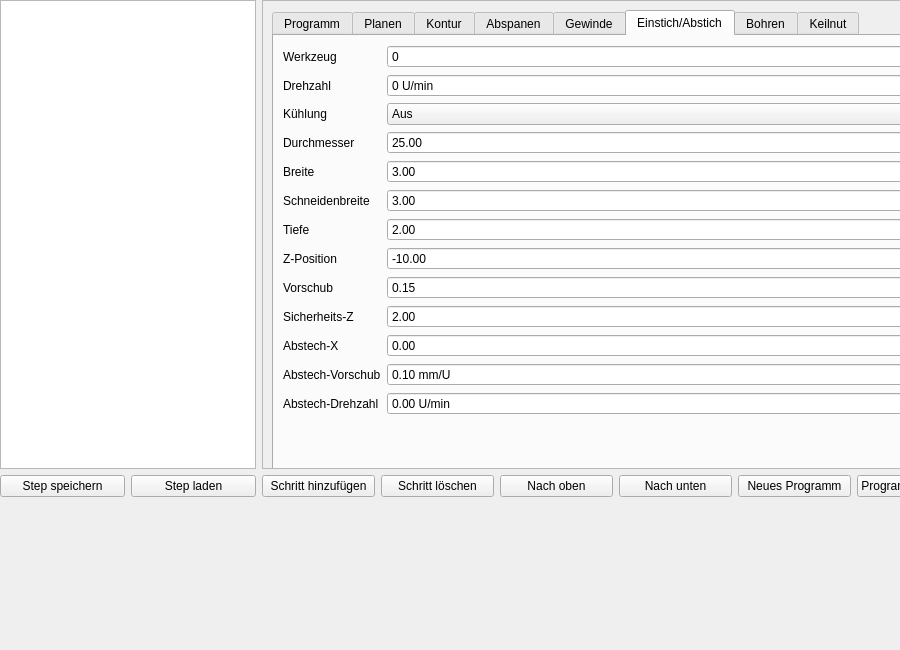
This is lathe_easystep.ui in peter-pan08/LatheEasyStep as Qt 5 draws it before an edit. The edited form follows.
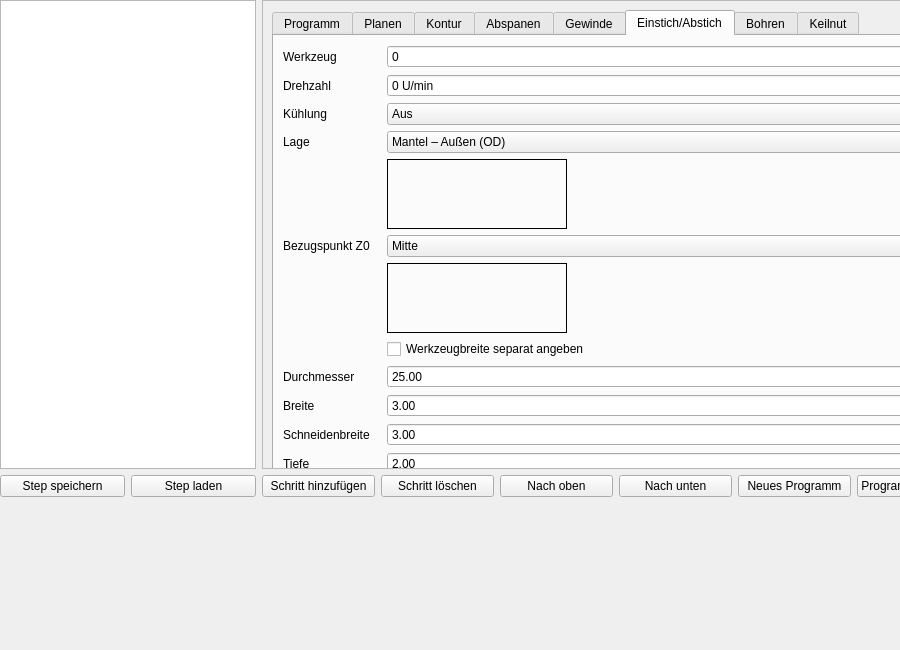
This is the edited form. The open tabs and pages were chosen to show the change. Custom widgets are drawn as their Qt base class.

The edit to the form file:
```diff
--- a/lathe_easystep.ui
+++ b/lathe_easystep.ui
@@ -2171,14 +2171,14 @@
                   </item>
                  </widget>
                 </item>
-                <item row="3" column="0">
+                <item row="8" column="0">
                  <widget class="QLabel" name="label_20">
                   <property name="text">
                    <string>Durchmesser</string>
                   </property>
                  </widget>
                 </item>
-                <item row="3" column="1">
+                <item row="8" column="1">
                  <widget class="QDoubleSpinBox" name="groove_diameter">
                   <property name="maximum">
                    <double>1000.000000000000000</double>
@@ -2188,14 +2188,14 @@
                   </property>
                  </widget>
                 </item>
-                <item row="4" column="0">
+                <item row="9" column="0">
                  <widget class="QLabel" name="label_21">
                   <property name="text">
                    <string>Breite</string>
                   </property>
                  </widget>
                 </item>
-                <item row="4" column="1">
+                <item row="9" column="1">
                  <widget class="QDoubleSpinBox" name="groove_width">
                   <property name="maximum">
                    <double>1000.000000000000000</double>
@@ -2205,14 +2205,14 @@
                   </property>
                  </widget>
                 </item>
-                <item row="5" column="0">
+                <item row="10" column="0">
                  <widget class="QLabel" name="label_groove_cutting_width">
                   <property name="text">
                    <string>Schneidenbreite</string>
                   </property>
                  </widget>
                 </item>
-                <item row="5" column="1">
+                <item row="10" column="1">
                  <widget class="QDoubleSpinBox" name="groove_cutting_width">
                   <property name="maximum">
                    <double>1000.000000000000000</double>
@@ -2222,14 +2222,14 @@
                   </property>
                  </widget>
                 </item>
-                <item row="6" column="0">
+                <item row="11" column="0">
                  <widget class="QLabel" name="label_22">
                   <property name="text">
                    <string>Tiefe</string>
                   </property>
                  </widget>
                 </item>
-                <item row="6" column="1">
+                <item row="11" column="1">
                  <widget class="QDoubleSpinBox" name="groove_depth">
                   <property name="maximum">
                    <double>1000.000000000000000</double>
@@ -2239,14 +2239,14 @@
                   </property>
                  </widget>
                 </item>
-                <item row="7" column="0">
+                <item row="12" column="0">
                  <widget class="QLabel" name="label_23">
                   <property name="text">
                    <string>Z-Position</string>
                   </property>
                  </widget>
                 </item>
-                <item row="7" column="1">
+                <item row="12" column="1">
                  <widget class="QDoubleSpinBox" name="groove_z">
                   <property name="minimum">
                    <double>-1000.000000000000000</double>
@@ -2259,14 +2259,14 @@
                   </property>
                  </widget>
                 </item>
-                <item row="8" column="0">
+                <item row="13" column="0">
                  <widget class="QLabel" name="label_24">
                   <property name="text">
                    <string>Vorschub</string>
                   </property>
                  </widget>
                 </item>
-                <item row="8" column="1">
+                <item row="13" column="1">
                  <widget class="QDoubleSpinBox" name="groove_feed">
                   <property name="maximum">
                    <double>1000.000000000000000</double>
@@ -2276,14 +2276,14 @@
                   </property>
                  </widget>
                 </item>
-                <item row="9" column="0">
+                <item row="14" column="0">
                  <widget class="QLabel" name="label_25">
                   <property name="text">
                    <string>Sicherheits-Z</string>
                   </property>
                  </widget>
                 </item>
-                <item row="9" column="1">
+                <item row="14" column="1">
                  <widget class="QDoubleSpinBox" name="groove_safe_z">
                   <property name="minimum">
                    <double>-1000.000000000000000</double>
@@ -2296,14 +2296,14 @@
                   </property>
                  </widget>
                 </item>
-                <item row="10" column="0">
+                <item row="15" column="0">
                  <widget class="QLabel" name="label_groove_reduced_feed_start_x">
                   <property name="text">
                    <string>Abstech-X</string>
                   </property>
                  </widget>
                 </item>
-                <item row="10" column="1">
+                <item row="15" column="1">
                  <widget class="QDoubleSpinBox" name="groove_reduced_feed_start_x">
                   <property name="minimum">
                    <double>-1000.000000000000000</double>
@@ -2316,14 +2316,14 @@
                   </property>
                  </widget>
                 </item>
-                <item row="11" column="0">
+                <item row="16" column="0">
                  <widget class="QLabel" name="label_groove_reduced_feed">
                   <property name="text">
                    <string>Abstech-Vorschub</string>
                   </property>
                  </widget>
                 </item>
-                <item row="11" column="1">
+                <item row="16" column="1">
                  <widget class="QDoubleSpinBox" name="groove_reduced_feed">
                   <property name="suffix">
                    <string> mm/U</string>
@@ -2336,14 +2336,14 @@
                   </property>
                  </widget>
                 </item>
-                <item row="12" column="0">
+                <item row="17" column="0">
                  <widget class="QLabel" name="label_groove_reduced_rpm">
                   <property name="text">
                    <string>Abstech-Drehzahl</string>
                   </property>
                  </widget>
                 </item>
-                <item row="12" column="1">
+                <item row="17" column="1">
                  <widget class="QDoubleSpinBox" name="groove_reduced_rpm">
                   <property name="suffix">
                    <string> U/min</string>
@@ -2359,7 +2359,7 @@
                   </property>
                  </widget>
                 </item>
-               </layout>
+               <item row="3" column="0"><widget class="QLabel" name="label_groove_lage"><property name="text"><string>Lage</string></property></widget></item><item row="3" column="1"><widget class="QComboBox" name="groove_lage"><item><property name="text"><string>Mantel – Außen (OD)</string></property></item><item><property name="text"><string>Mantel – Innen (ID)</string></property></item><item><property name="text"><string>Stirn – Hauptspindel (Z−)</string></property></item><item><property name="text"><string>Stirn – Gegenspindel (Z+)</string></property></item></widget></item><item row="4" column="0"><widget class="QLabel" name="label_groove_lage_img"><property name="text"><string /></property></widget></item><item row="4" column="1"><widget class="QLabel" name="groove_lage_img"><property name="minimumSize"><size /></property><property name="minimumSize"><size><width>180</width><height>70</height></size></property><property name="maximumSize"><size><width>180</width><height>70</height></size></property><property name="frameShape"><enum>QFrame::Box</enum></property><property name="scaledContents"><bool>true</bool></property><property name="text"><string /></property></widget></item><item row="5" column="0"><widget class="QLabel" name="label_groove_ref"><property name="text"><string>Bezugspunkt Z0</string></property></widget></item><item row="5" column="1"><widget class="QComboBox" name="groove_ref"><item><property name="text"><string>Mitte</string></property></item><item><property name="text"><string>Linke Flanke</string></property></item><item><property name="text"><string>Rechte Flanke</string></property></item></widget></item><item row="6" column="0"><widget class="QLabel" name="label_groove_ref_img"><property name="text"><string /></property></widget></item><item row="6" column="1"><widget class="QLabel" name="groove_ref_img"><property name="minimumSize"><size /></property><property name="minimumSize"><size><width>180</width><height>70</height></size></property><property name="maximumSize"><size><width>180</width><height>70</height></size></property><property name="frameShape"><enum>QFrame::Box</enum></property><property name="scaledContents"><bool>true</bool></property><property name="text"><string /></property></widget></item><item row="7" column="0"><widget class="QLabel" name="label_groove_use_tool_width"><property name="text"><string /></property></widget></item><item row="7" column="1"><widget class="QCheckBox" name="groove_use_tool_width"><property name="text"><string>Werkzeugbreite separat angeben</string></property></widget></item></layout>
               </widget>
               <widget class="QWidget" name="tabDrill">
                <attribute name="title">
```
Left out of the diff: 77 changed lines with no effect on the pictures.
